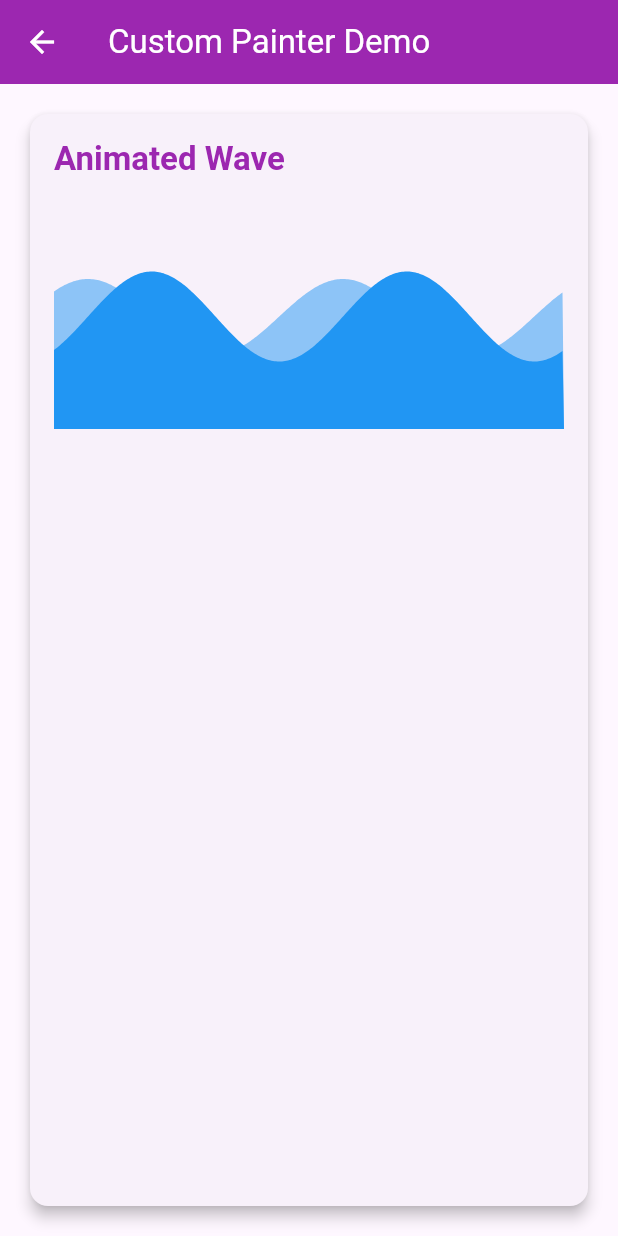
After one commit to smruti-incubyte/flutter-coe, a Flutter app: the screen it shows after launch, after a tap on "Custom Painter", on a phone screen of 412 x 824 dp. The commit adds this screen. Run offline on Flutter 3.47's test engine with Material 3 defaults, Android fonts, the phone set to English and light mode, and no system bars.

Commit message:
Add CustomPainterScreen and integrate into HomeScreen

```diff
--- /dev/null
+++ b/lib/screens/custom_painter_screen.dart
@@ -0,0 +1,134 @@
+import 'package:flutter/material.dart';
+import 'dart:math' as math;
+
+class CustomPainterScreen extends StatefulWidget {
+  const CustomPainterScreen({super.key});
+
+  @override
+  State<CustomPainterScreen> createState() => _CustomPainterScreenState();
+}
+
+class _CustomPainterScreenState extends State<CustomPainterScreen>
+    with SingleTickerProviderStateMixin {
+  late AnimationController _controller;
+
+  @override
+  void initState() {
+    super.initState();
+    _controller = AnimationController(
+      vsync: this,
+      duration: const Duration(seconds: 3),
+    )..repeat();
+  }
+
+  @override
+  void dispose() {
+    _controller.dispose();
+    super.dispose();
+  }
+
+  @override
+  Widget build(BuildContext context) {
+    return Scaffold(
+      appBar: AppBar(
+        title: const Text('Custom Painter Demo'),
+        backgroundColor: Colors.purple,
+        foregroundColor: Colors.white,
+      ),
+      body: Padding(
+        padding: const EdgeInsets.all(16),
+        child: _buildSection(
+          'Animated Wave',
+          AnimatedBuilder(
+            animation: _controller,
+            builder: (context, child) {
+              return CustomPaint(
+                size: const Size(double.infinity, 150),
+                painter: WavePainter(_controller.value),
+              );
+            },
+          ),
+        ),
+      ),
+    );
+  }
+
+  Widget _buildSection(String title, Widget child) {
+    return Card(
+      elevation: 4,
+      child: Padding(
+        padding: const EdgeInsets.all(16),
+        child: Column(
+          crossAxisAlignment: CrossAxisAlignment.start,
+          children: [
+            Text(
+              title,
+              style: Theme.of(context).textTheme.titleLarge?.copyWith(
+                    fontWeight: FontWeight.bold,
+                    color: Colors.purple,
+                  ),
+            ),
+            const SizedBox(height: 16),
+            Center(child: child),
+          ],
+        ),
+      ),
+    );
+  }
+}
+
+// Wave Painter
+class WavePainter extends CustomPainter {
+  final double animationValue;
+
+  WavePainter(this.animationValue);
+
+  @override
+  void paint(Canvas canvas, Size size) {
+    final paint = Paint()
+      ..color = Colors.blue
+      ..style = PaintingStyle.fill;
+
+    final path = Path();
+    path.moveTo(0, size.height * 0.5);
+
+    for (double i = 0; i < size.width; i++) {
+      final double y = size.height * 0.5 +
+          math.sin((i / size.width * 4 * math.pi) + (animationValue * 2 * math.pi)) * 30;
+      path.lineTo(i, y);
+    }
+
+    path.lineTo(size.width, size.height);
+    path.lineTo(0, size.height);
+    path.close();
+
+    canvas.drawPath(path, paint);
+
+    // Draw a second wave with different color
+    final paint2 = Paint()
+      ..color = Colors.blue.withValues(alpha: 0.5)
+      ..style = PaintingStyle.fill;
+
+    final path2 = Path();
+    path2.moveTo(0, size.height * 0.5);
+
+    for (double i = 0; i < size.width; i++) {
+      final double y = size.height * 0.5 +
+          math.sin((i / size.width * 4 * math.pi) +
+                  (animationValue * 2 * math.pi) +
+                  math.pi / 2) *
+              25;
+      path2.lineTo(i, y);
+    }
+
+    path2.lineTo(size.width, size.height);
+    path2.lineTo(0, size.height);
+    path2.close();
+
+    canvas.drawPath(path2, paint2);
+  }
+
+  @override
+  bool shouldRepaint(WavePainter oldDelegate) =>
+      animationValue != oldDelegate.animationValue;
+}
--- a/lib/screens/home_screen.dart
+++ b/lib/screens/home_screen.dart
@@ -2,6 +2,7 @@ import 'package:flutter/material.dart';
 import 'battery_screen.dart';
 import 'hero_screen.dart';
 import 'animation_screen.dart';
+import 'custom_painter_screen.dart';
 
 class HomeScreen extends StatelessWidget {
   const HomeScreen({super.key});
@@ -57,6 +58,20 @@ class HomeScreen extends StatelessWidget {
                 Navigator.push(
                   context,
                   _rotationTransition(const AnimationScreen()),
+                );
+              },
+            ),
+            const SizedBox(height: 16),
+            _buildDemoCard(
+              context,
+              title: 'Custom Painter',
+              description: 'Custom Drawing Demo',
+              icon: Icons.brush,
+              color: Colors.purple,
+              onTap: () {
+                Navigator.push(
+                  context,
+                  _scaleAndFadeTransition(const CustomPainterScreen()),
                 );
               },
             ),
```
